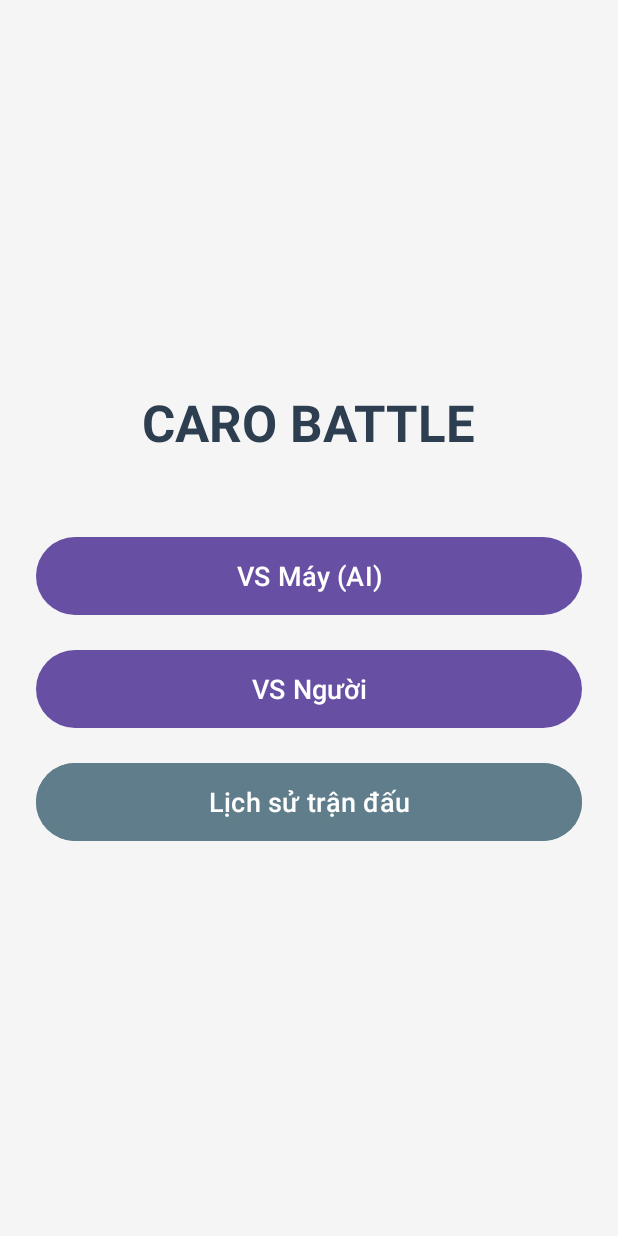
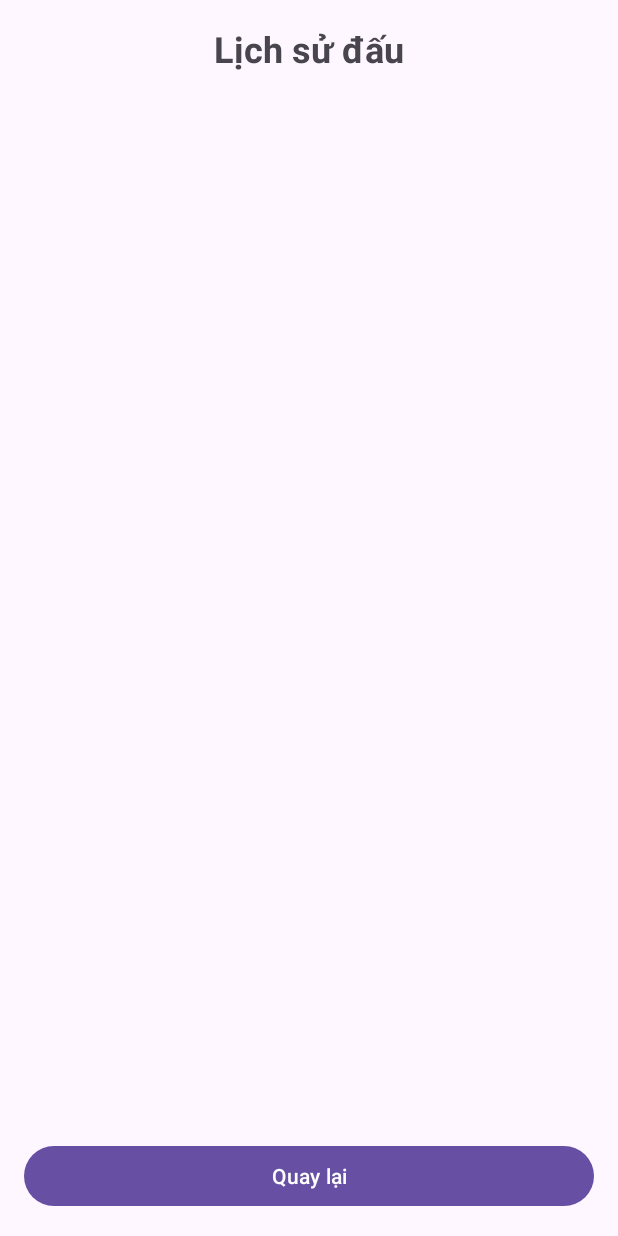
Before and after one commit to VoChiThong65133400/65133400-CaroBattleAI, an Android app: the screen it shows after launch (MainActivity before the commit, HistoryActivity after it), after a tap on "Lịch sử trận đấu", on a phone screen of 412 x 824 dp. Run offline under Robolectric (Android 15) with nearby library versions, the light colour scheme and no system bars; our stand-ins replace Firebase (no records; nobody signed in at launch, a user with empty details on screens opened directly).

Commit message:
Cập nhật
Thêm chức năng đấu với máy và lịch sử đấu

```diff
--- /dev/null
+++ b/CaroBattleAI/app/src/main/java/ntu/carobattleai/HistoryActivity.java
@@ -0,0 +1,66 @@
+package ntu.carobattleai;
+
+import android.os.Bundle;
+import android.widget.ArrayAdapter;
+import android.widget.Button;
+import android.widget.ListView;
+import androidx.appcompat.app.AppCompatActivity;
+import com.google.firebase.database.DataSnapshot;
+import com.google.firebase.database.DatabaseError;
+import com.google.firebase.database.DatabaseReference;
+import com.google.firebase.database.FirebaseDatabase;
+import com.google.firebase.database.ValueEventListener;
+import java.util.ArrayList;
+
+public class HistoryActivity extends AppCompatActivity {
+
+    private ListView lvHistory;
+    private ArrayList<String> historyList;
+    private ArrayAdapter<String> adapter;
+
+    @Override
+    protected void onCreate(Bundle savedInstanceState) {
+        super.onCreate(savedInstanceState);
+        setContentView(R.layout.activity_history);
+
+        lvHistory = findViewById(R.id.lvHistory);
+        Button btnBack = findViewById(R.id.btnBackHistory);
+
+        historyList = new ArrayList<>();
+        // ArrayAdapter đơn giản để hiển thị mỗi trận đấu thành 1 dòng chữ
+        adapter = new ArrayAdapter<>(this, android.R.layout.simple_list_item_1, historyList);
+        lvHistory.setAdapter(adapter);
+
+        // Kết nối Firebase lấy dữ liệu
+        loadHistoryFromFirebase();
+
+        btnBack.setOnClickListener(v -> finish());
+    }
+
+    private void loadHistoryFromFirebase() {
+        DatabaseReference myRef = FirebaseDatabase.getInstance().getReference("LichSuChoi");
+
+        myRef.addValueEventListener(new ValueEventListener() {
+            @Override
+            public void onDataChange(DataSnapshot snapshot) {
+                historyList.clear();
+                for (DataSnapshot data : snapshot.getChildren()) {
+                    // Lấy các thông tin từ Map trên Firebase
+                    String ketQua = data.child("ketQua").getValue(String.class);
+                    String doKho = data.child("doKho").getValue(String.class);
+                    String thoiGian = data.child("thoiGian").getValue(String.class);
+
+                    // Gộp thành 1 chuỗi để hiển thị
+                    String entry = "Kết quả: " + ketQua + "\nĐộ khó: " + doKho + "\nNgày: " + thoiGian;
+                    historyList.add(0, entry); // add(0,...) để trận mới nhất hiện lên đầu
+                }
+                adapter.notifyDataSetChanged();
+            }
+
+            @Override
+            public void onCancelled(DatabaseError error) {
+                // Xử lý lỗi nếu có
+            }
+        });
+    }
+}
--- a/CaroBattleAI/app/src/main/java/ntu/carobattleai/MainActivity.java
+++ b/CaroBattleAI/app/src/main/java/ntu/carobattleai/MainActivity.java
@@ -33,7 +33,8 @@ public class MainActivity extends AppCompatActivity {
 
         // 4. Xử lý khi nhấn nút "Lịch sử"
         btnHistory.setOnClickListener(v -> {
-            // T
+            Intent intent = new Intent(MainActivity.this, HistoryActivity.class);
+            startActivity(intent);
         });
     }
 }
--- /dev/null
+++ b/CaroBattleAI/app/src/main/res/layout/activity_history.xml
@@ -0,0 +1,29 @@
+<?xml version="1.0" encoding="utf-8"?>
+<LinearLayout xmlns:android="http://schemas.android.com/apk/res/android"
+    android:layout_width="match_parent"
+    android:layout_height="match_parent"
+    android:orientation="vertical"
+    android:padding="16dp">
+
+    <TextView
+        android:layout_width="wrap_content"
+        android:layout_height="wrap_content"
+        android:text="Lịch sử đấu"
+        android:textSize="24sp"
+        android:textStyle="bold"
+        android:layout_gravity="center"
+        android:layout_marginBottom="16dp"/>
+
+    <ListView
+        android:id="@+id/lvHistory"
+        android:layout_width="match_parent"
+        android:layout_height="0dp"
+        android:layout_weight="1" />
+
+    <Button
+        android:id="@+id/btnBackHistory"
+        android:layout_width="match_parent"
+        android:layout_height="wrap_content"
+        android:text="Quay lại"
+        android:layout_marginTop="8dp"/>
+</LinearLayout>
```
Also changed, not shown: CaroBattleAI/app/src/main/AndroidManifest.xml (+6 -3 lines), CaroBattleAI/app/src/main/java/ntu/carobattleai/BotModeActivity.java (+10 -1 lines), CaroBattleAI/app/src/main/java/ntu/carobattleai/GameActivity.java (+126 -36 lines), CaroBattleAI/app/src/main/java/ntu/carobattleai/PlayWithBotActivity.java (added, +226 -0 lines), CaroBattleAI/app/src/main/res/anim/blink_fade.xml (added, +9 -0 lines), CaroBattleAI/app/src/main/res/layout/activity_game.xml (+35 -7 lines).
